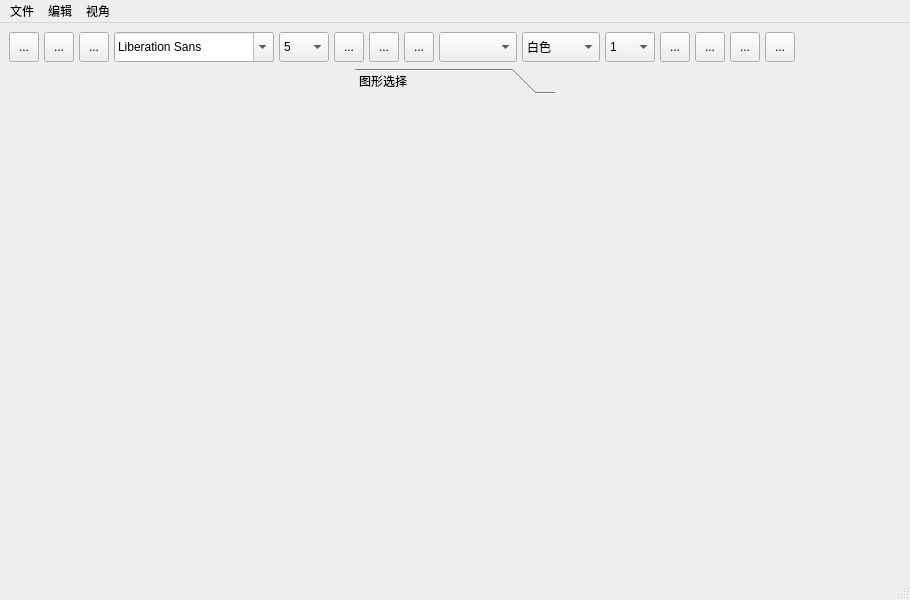
Before: the Qt Designer form ui/mainwindow.ui in moqianw/Flowchart-Editor, drawn with Qt 5.
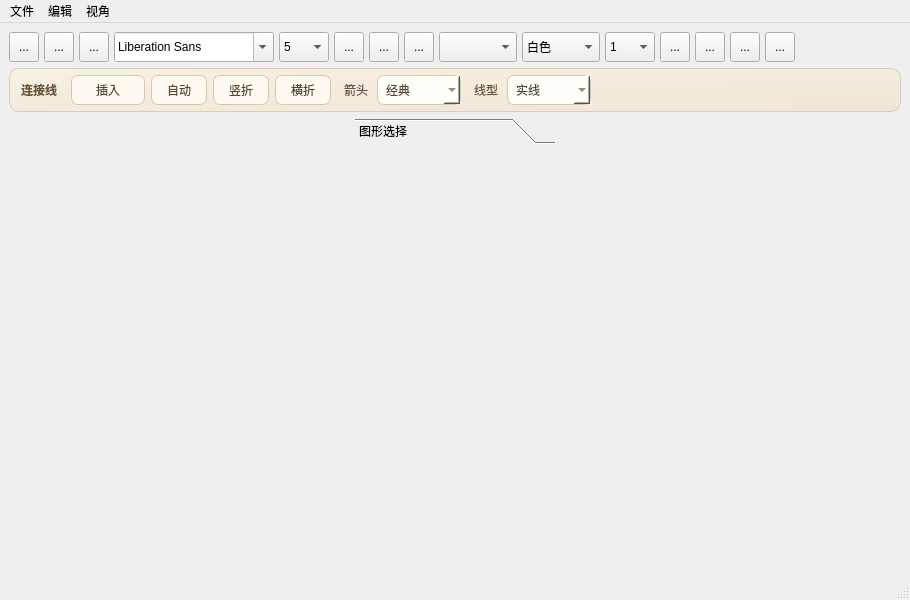
After: the same form once the commit is applied. Icons and pictures are not drawn.

What changed in the file:
```diff
--- a/ui/mainwindow.ui
+++ b/ui/mainwindow.ui
@@ -620,6 +620,190 @@
         </item>
        </layout>
       </item>
+      <item>
+       <widget class="QFrame" name="connectorBarFrame">
+        <property name="styleSheet">
+         <string notr="true">QFrame#connectorBarFrame{background:qlineargradient(x1:0,y1:0,x2:1,y2:1,stop:0 #f7f1e3, stop:1 #efe6d6);border:1px solid #d8cdb8;border-radius:10px;} QToolButton#connectorInsertButton,QToolButton#connectorAutoButton,QToolButton#connectorVerticalButton,QToolButton#connectorHorizontalButton{background:#fffaf1;border:1px solid #d5c7ae;border-radius:7px;padding:4px 10px;color:#5a4630;} QToolButton#connectorInsertButton:hover,QToolButton#connectorAutoButton:hover,QToolButton#connectorVerticalButton:hover,QToolButton#connectorHorizontalButton:hover{background:#f2e6cf;} QComboBox#connectorHeadCombo,QComboBox#connectorPatternCombo{background:#fffdf8;border:1px solid #d5c7ae;border-radius:7px;padding:3px 8px;color:#5a4630;}</string>
+        </property>
+        <property name="frameShape">
+         <enum>QFrame::NoFrame</enum>
+        </property>
+        <layout class="QHBoxLayout" name="horizontalLayout_connectorBar">
+         <property name="spacing">
+          <number>6</number>
+         </property>
+         <property name="leftMargin">
+          <number>8</number>
+         </property>
+         <property name="topMargin">
+          <number>6</number>
+         </property>
+         <property name="rightMargin">
+          <number>8</number>
+         </property>
+         <property name="bottomMargin">
+          <number>6</number>
+         </property>
+         <item>
+          <widget class="QLabel" name="connectorBarLabel">
+           <property name="styleSheet">
+            <string notr="true">color:#6a543c;font-weight:600;padding-right:4px;</string>
+           </property>
+           <property name="text">
+            <string>连接线</string>
+           </property>
+          </widget>
+         </item>
+         <item>
+          <widget class="QToolButton" name="connectorInsertButton">
+           <property name="minimumSize">
+            <size>
+             <width>74</width>
+             <height>30</height>
+            </size>
+           </property>
+           <property name="icon">
+            <iconset resource="img.qrc">
+             <normaloff>:/image/Allowline.png</normaloff>:/image/Allowline.png</iconset>
+           </property>
+           <property name="toolButtonStyle">
+            <enum>Qt::ToolButtonTextBesideIcon</enum>
+           </property>
+           <property name="text">
+            <string>插入</string>
+           </property>
+          </widget>
+         </item>
+         <item>
+          <widget class="QToolButton" name="connectorAutoButton">
+           <property name="minimumSize">
+            <size>
+             <width>56</width>
+             <height>30</height>
+            </size>
+           </property>
+           <property name="text">
+            <string>自动</string>
+           </property>
+          </widget>
+         </item>
+         <item>
+          <widget class="QToolButton" name="connectorVerticalButton">
+           <property name="minimumSize">
+            <size>
+             <width>56</width>
+             <height>30</height>
+            </size>
+           </property>
+           <property name="text">
+            <string>竖折</string>
+           </property>
+          </widget>
+         </item>
+         <item>
+          <widget class="QToolButton" name="connectorHorizontalButton">
+           <property name="minimumSize">
+            <size>
+             <width>56</width>
+             <height>30</height>
+            </size>
+           </property>
+           <property name="text">
+            <string>横折</string>
+           </property>
+          </widget>
+         </item>
+         <item>
+          <widget class="QLabel" name="connectorHeadLabel">
+           <property name="styleSheet">
+            <string notr="true">color:#6a543c;padding-left:4px;</string>
+           </property>
+           <property name="text">
+            <string>箭头</string>
+           </property>
+          </widget>
+         </item>
+         <item>
+          <widget class="QComboBox" name="connectorHeadCombo">
+           <property name="minimumSize">
+            <size>
+             <width>84</width>
+             <height>30</height>
+            </size>
+           </property>
+           <item>
+            <property name="text">
+             <string>经典</string>
+            </property>
+           </item>
+           <item>
+            <property name="text">
+             <string>隐锋</string>
+            </property>
+           </item>
+           <item>
+            <property name="text">
+             <string>菱形</string>
+            </property>
+           </item>
+           <item>
+            <property name="text">
+             <string>圆点</string>
+            </property>
+           </item>
+          </widget>
+         </item>
+         <item>
+          <widget class="QLabel" name="connectorPatternLabel">
+           <property name="styleSheet">
+            <string notr="true">color:#6a543c;padding-left:4px;</string>
+           </property>
+           <property name="text">
+            <string>线型</string>
+           </property>
+          </widget>
+         </item>
+         <item>
+          <widget class="QComboBox" name="connectorPatternCombo">
+           <property name="minimumSize">
+            <size>
+             <width>84</width>
+             <height>30</height>
+            </size>
+           </property>
+           <item>
+            <property name="text">
+             <string>实线</string>
+            </property>
+           </item>
+           <item>
+            <property name="text">
+             <string>虚线</string>
+            </property>
+           </item>
+           <item>
+            <property name="text">
+             <string>点线</string>
+            </property>
+           </item>
+          </widget>
+         </item>
+         <item>
+          <spacer name="horizontalSpacer_connectorBar">
+           <property name="orientation">
+            <enum>Qt::Horizontal</enum>
+           </property>
+           <property name="sizeHint" stdset="0">
+            <size>
+             <width>40</width>
+             <height>20</height>
+            </size>
+           </property>
+          </spacer>
+         </item>
+        </layout>
+       </widget>
+      </item>
       <item>
        <layout class="QHBoxLayout" name="horizontalLayout_5">
         <item>
```
